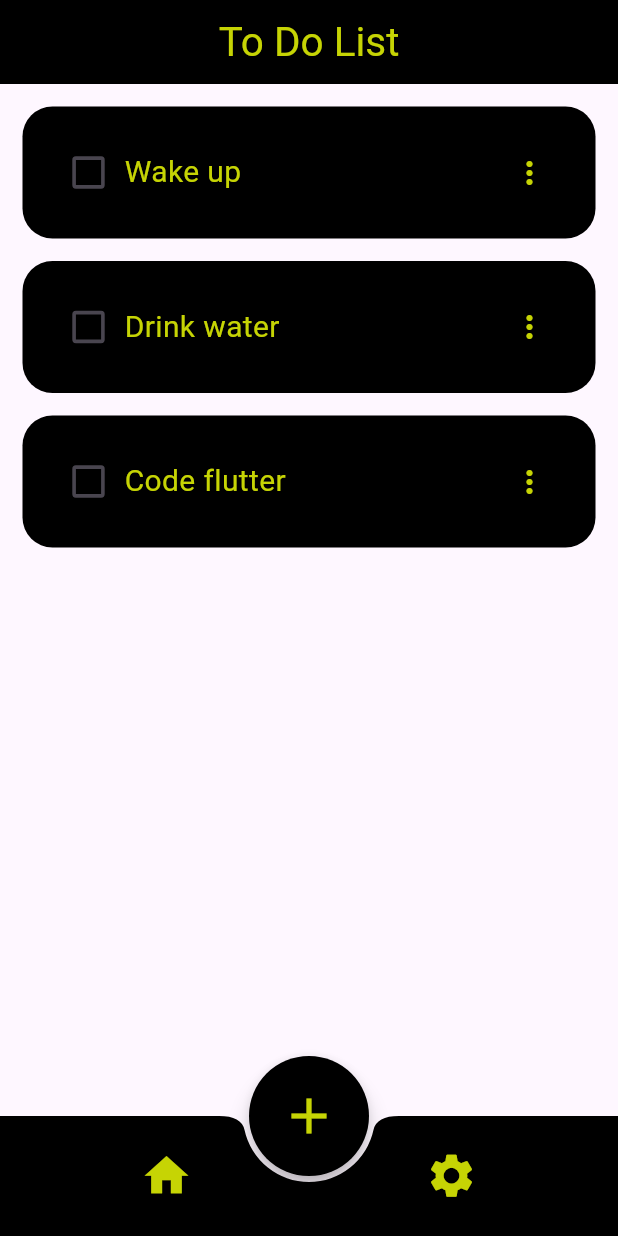
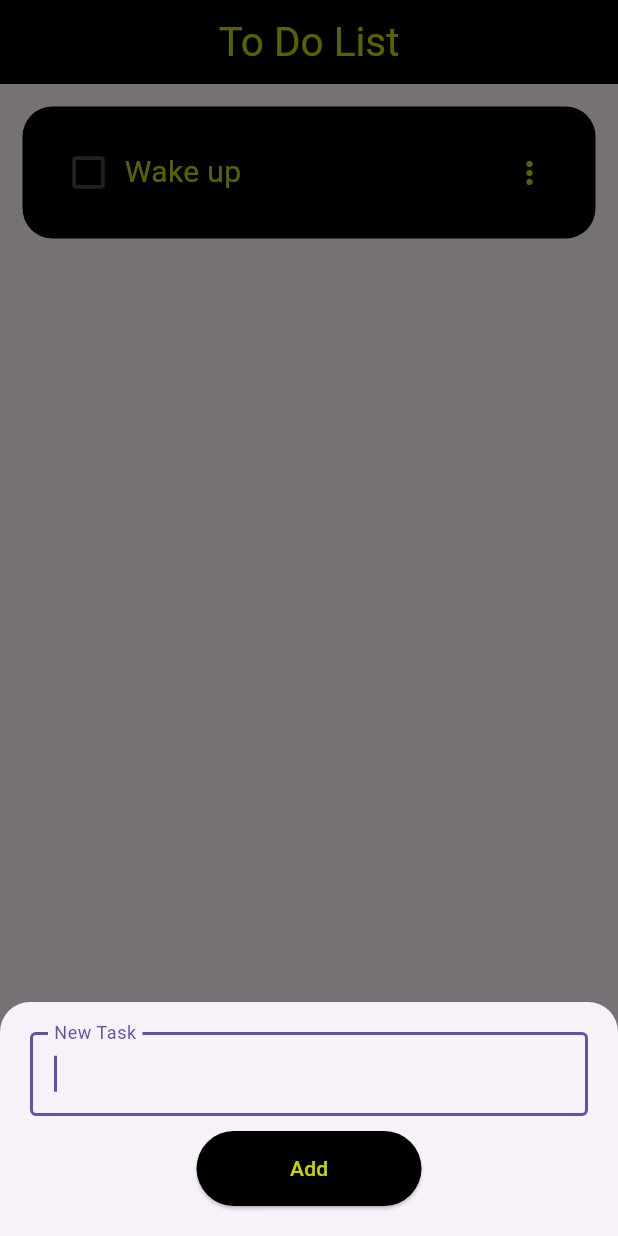
Before and after one commit to hamitk07/To-Do-App, a Flutter app: the screen it shows after launch, after a tap on the "add" icon, on a phone screen of 412 x 824 dp. Run offline on Flutter 3.47's test engine with Material 3 defaults, Android fonts, the phone set to English and light mode, and no system bars.

Commit message:
You can add new tasks to app now

```diff
--- a/lib/pages/home_page.dart
+++ b/lib/pages/home_page.dart
@@ -15,8 +15,6 @@ class HomePage extends StatefulWidget {
 class _HomePageState extends State<HomePage> {
   final List todolist = [
     ["Wake up", false],
-    ["Drink water", false],
-    ["Code flutter", false],
   ];
 
   void chechBoxChanged(int index) {
@@ -63,7 +61,70 @@ class _HomePageState extends State<HomePage> {
           child: FloatingActionButton(
             backgroundColor: Colors.black,
             shape: const CircleBorder(),
-            onPressed: () {},
+            onPressed: () {
+              showModalBottomSheet(
+                context: context,
+                isScrollControlled:
+                    true, // klavye açıldığında yukarı kayması için
+                shape: const RoundedRectangleBorder(
+                  borderRadius: BorderRadius.vertical(top: Radius.circular(20)),
+                ),
+                builder: (context) {
+                  String newTask = "";
+                  return Padding(
+                    padding: EdgeInsets.only(
+                      bottom: MediaQuery.of(
+                        context,
+                      ).viewInsets.bottom, // klavye boşluğu
+                      left: 20,
+                      right: 20,
+                      top: 20,
+                    ),
+                    child: Column(
+                      mainAxisSize: MainAxisSize.min,
+                      children: [
+                        TextField(
+                          autofocus: true,
+                          decoration: const InputDecoration(
+                            labelText: "New Task",
+                            border: OutlineInputBorder(),
+                          ),
+                          onChanged: (value) {
+                            newTask = value;
+                          },
+                        ),
+                        const SizedBox(height: 10),
+                        Container(
+                          margin: const EdgeInsets.only(bottom: 20),
+                          width: 150,
+                          height: 50,
+                          child: ElevatedButton(
+                            onPressed: () {
+                              if (newTask.isNotEmpty) {
+                                setState(() {
+                                  todolist.add([newTask, false]);
+                                });
+                                Navigator.pop(context); // sheet’i kapat
+                              }
+                            },
+                            style: ElevatedButton.styleFrom(
+                              backgroundColor: Colors.black,
+                              foregroundColor: const Color.fromARGB(
+                                255,
+                                198,
+                                212,
+                                4,
+                              ),
+                            ),
+                            child: const Text("Add"),
+                          ),
+                        ),
+                      ],
+                    ),
+                  );
+                },
+              );
+            },
             child: const Icon(
               Icons.add,
               size: 40,
```
Also changed, not shown: lib/utils/todo_list.dart (+1 -41 lines), lib/utils/todo_controller.dart (deleted).
